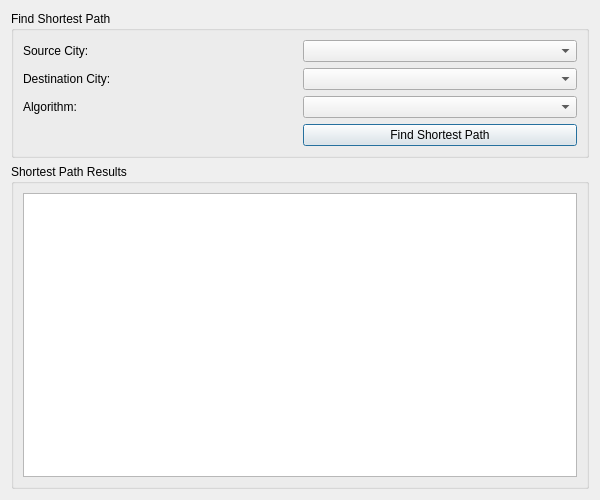
Above: ShortestPathWindow.ui from AhmedHE50/Mini-Waslni before the change. Below: the same form after it.
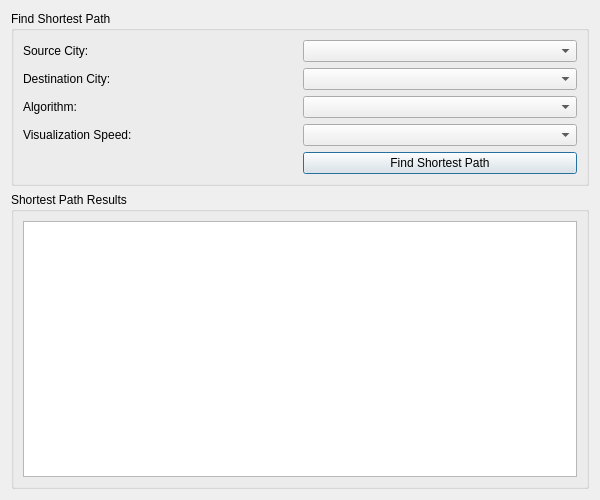
That is the form after the change.

```diff
--- a/ShortestPathWindow.ui
+++ b/ShortestPathWindow.ui
@@ -50,7 +50,17 @@
       <item row="2" column="1">
        <widget class="QComboBox" name="algorithmComboBox"/>
       </item>
+      <item row="3" column="0">
+       <widget class="QLabel" name="label_4">
+        <property name="text">
+         <string>Visualization Speed:</string>
+        </property>
+       </widget>
+      </item>
       <item row="3" column="1">
+       <widget class="QComboBox" name="visualizationSpeedComboBox"/>
+      </item>
+      <item row="4" column="1">
        <widget class="QPushButton" name="btnFindPath">
         <property name="text">
          <string>Find Shortest Path</string>
```
Left out of the diff: 2 changed lines with no effect on the pictures.
